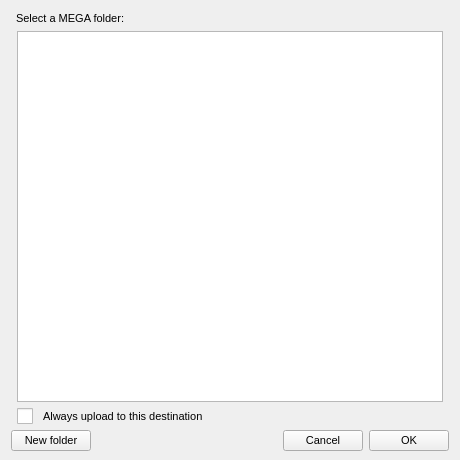
Before: the Qt Designer form src/MEGASync/gui/macx/NodeSelector.ui in meganz/MEGAsync, drawn with Qt 5.
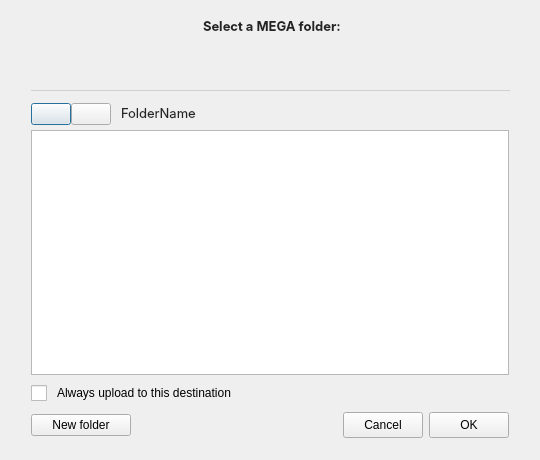
After: the same form once the commit is applied. Icons and pictures are not drawn. Custom widgets are drawn as their Qt base class.

Commit message: SNC-2319. Node Selector dialog revamp with new columns and features.

```diff
--- a/src/MEGASync/gui/macx/NodeSelector.ui
+++ b/src/MEGASync/gui/macx/NodeSelector.ui
@@ -9,20 +9,24 @@
    <rect>
     <x>0</x>
     <y>0</y>
-    <width>460</width>
+    <width>540</width>
     <height>460</height>
    </rect>
   </property>
+  <property name="minimumSize">
+   <size>
+    <width>540</width>
+    <height>460</height>
+   </size>
+  </property>
+  <property name="focusPolicy">
+   <enum>Qt::StrongFocus</enum>
+  </property>
   <property name="windowTitle">
    <string>Folder Selection</string>
   </property>
   <property name="styleSheet">
-   <string notr="true">QWidget
-{
-font-size: 11px;
-}
-
-QCheckBox::indicator {
+   <string notr="true">QCheckBox::indicator {
      width: 16px;
      height: 16px;
  }
@@ -36,74 +40,1040 @@
 height: 16px;
 }
 
-#tMegaFolders
-{
-    margin-left: 6px;
-    margin-right: 6px;
-}
-
 #cbAlwaysUploadToLocation
 {
     spacing: 10px;
-	margin-left: 6px;
 }
-</string>
+
+#lSelectMegaFolder, #lFolderName
+{
+  color: #242424;
+  font-family: &quot;SF Pro Text&quot;;
+  font-size: 13px;
+}
+
+QTabBar::tab 
+{
+min-width: 150px;
+}</string>
   </property>
   <property name="modal">
    <bool>true</bool>
   </property>
-  <layout class="QVBoxLayout" name="verticalLayout">
+  <layout class="QVBoxLayout" name="verticalLayout_2">
+   <property name="spacing">
+    <number>11</number>
+   </property>
+   <property name="leftMargin">
+    <number>0</number>
+   </property>
    <property name="topMargin">
-    <number>12</number>
+    <number>18</number>
+   </property>
+   <property name="rightMargin">
+    <number>0</number>
    </property>
    <property name="bottomMargin">
-    <number>9</number>
+    <number>22</number>
    </property>
    <item>
-    <widget class="QLabel" name="label">
-     <property name="font">
-      <font>
-       <pointsize>-1</pointsize>
-      </font>
+    <widget class="QWidget" name="wHeaderSelector" native="true">
+     <property name="minimumSize">
+      <size>
+       <width>0</width>
+       <height>50</height>
+      </size>
      </property>
-     <property name="focusPolicy">
-      <enum>Qt::StrongFocus</enum>
-     </property>
-     <property name="text">
-      <string>Select a MEGA folder:</string>
-     </property>
-     <property name="margin">
-      <number>0</number>
-     </property>
-     <property name="indent">
-      <number>5</number>
-     </property>
+     <layout class="QVBoxLayout" name="verticalLayout_3">
+      <property name="spacing">
+       <number>17</number>
+      </property>
+      <property name="leftMargin">
+       <number>0</number>
+      </property>
+      <property name="topMargin">
+       <number>0</number>
+      </property>
+      <property name="rightMargin">
+       <number>0</number>
+      </property>
+      <property name="bottomMargin">
+       <number>0</number>
+      </property>
+      <item alignment="Qt::AlignHCenter">
+       <widget class="QLabel" name="lSelectMegaFolder">
+        <property name="font">
+         <font>
+          <family>SF Pro Text</family>
+          <pointsize>-1</pointsize>
+          <weight>75</weight>
+          <bold>true</bold>
+         </font>
+        </property>
+        <property name="focusPolicy">
+         <enum>Qt::StrongFocus</enum>
+        </property>
+        <property name="styleSheet">
+         <string notr="true"/>
+        </property>
+        <property name="text">
+         <string>Select a MEGA folder:</string>
+        </property>
+        <property name="margin">
+         <number>0</number>
+        </property>
+        <property name="indent">
+         <number>5</number>
+        </property>
+       </widget>
+      </item>
+      <item>
+       <layout class="QHBoxLayout" name="horizontalLayout_2">
+        <property name="spacing">
+         <number>0</number>
+        </property>
+        <property name="leftMargin">
+         <number>31</number>
+        </property>
+        <property name="topMargin">
+         <number>0</number>
+        </property>
+        <property name="rightMargin">
+         <number>31</number>
+        </property>
+        <item>
+         <spacer name="horizontalSpacer_2">
+          <property name="orientation">
+           <enum>Qt::Horizontal</enum>
+          </property>
+          <property name="sizeHint" stdset="0">
+           <size>
+            <width>40</width>
+            <height>20</height>
+           </size>
+          </property>
+         </spacer>
+        </item>
+        <item>
+         <widget class="QTabBar" name="tabBar" native="true">
+          <property name="minimumSize">
+           <size>
+            <width>300</width>
+            <height>0</height>
+           </size>
+          </property>
+          <layout class="QHBoxLayout" name="horizontalLayout_4"/>
+         </widget>
+        </item>
+        <item>
+         <spacer name="horizontalSpacer_3">
+          <property name="orientation">
+           <enum>Qt::Horizontal</enum>
+          </property>
+          <property name="sizeHint" stdset="0">
+           <size>
+            <width>40</width>
+            <height>20</height>
+           </size>
+          </property>
+         </spacer>
+        </item>
+       </layout>
+      </item>
+      <item>
+       <widget class="Line" name="separator">
+        <property name="palette">
+         <palette>
+          <active>
+           <colorrole role="WindowText">
+            <brush brushstyle="SolidPattern">
+             <color alpha="255">
+              <red>208</red>
+              <green>208</green>
+              <blue>208</blue>
+             </color>
+            </brush>
+           </colorrole>
+           <colorrole role="Button">
+            <brush brushstyle="SolidPattern">
+             <color alpha="255">
+              <red>64</red>
+              <green>65</green>
+              <blue>66</blue>
+             </color>
+            </brush>
+           </colorrole>
+           <colorrole role="Light">
+            <brush brushstyle="SolidPattern">
+             <color alpha="255">
+              <red>255</red>
+              <green>255</green>
+              <blue>255</blue>
+             </color>
+            </brush>
+           </colorrole>
+           <colorrole role="Midlight">
+            <brush brushstyle="SolidPattern">
+             <color alpha="255">
+              <red>227</red>
+              <green>227</green>
+              <blue>227</blue>
+             </color>
+            </brush>
+           </colorrole>
+           <colorrole role="Dark">
+            <brush brushstyle="SolidPattern">
+             <color alpha="255">
+              <red>64</red>
+              <green>65</green>
+              <blue>66</blue>
+             </color>
+            </brush>
+           </colorrole>
+           <colorrole role="Mid">
+            <brush brushstyle="SolidPattern">
+             <color alpha="255">
+              <red>160</red>
+              <green>160</green>
+              <blue>160</blue>
+             </color>
+            </brush>
+           </colorrole>
+           <colorrole role="Text">
+            <brush brushstyle="SolidPattern">
+             <color alpha="255">
+              <red>208</red>
+              <green>208</green>
+              <blue>208</blue>
+             </color>
+            </brush>
+           </colorrole>
+           <colorrole role="BrightText">
+            <brush brushstyle="SolidPattern">
+             <color alpha="255">
+              <red>255</red>
+              <green>51</green>
+              <blue>51</blue>
+             </color>
+            </brush>
+           </colorrole>
+           <colorrole role="ButtonText">
+            <brush brushstyle="SolidPattern">
+             <color alpha="255">
+              <red>208</red>
+              <green>208</green>
+              <blue>208</blue>
+             </color>
+            </brush>
+           </colorrole>
+           <colorrole role="Base">
+            <brush brushstyle="SolidPattern">
+             <color alpha="255">
+              <red>46</red>
+              <green>47</green>
+              <blue>48</blue>
+             </color>
+            </brush>
+           </colorrole>
+           <colorrole role="Window">
+            <brush brushstyle="SolidPattern">
+             <color alpha="255">
+              <red>250</red>
+              <green>250</green>
+              <blue>250</blue>
+             </color>
+            </brush>
+           </colorrole>
+           <colorrole role="Shadow">
+            <brush brushstyle="SolidPattern">
+             <color alpha="255">
+              <red>105</red>
+              <green>105</green>
+              <blue>105</blue>
+             </color>
+            </brush>
+           </colorrole>
+           <colorrole role="Highlight">
+            <brush brushstyle="SolidPattern">
+             <color alpha="255">
+              <red>29</red>
+              <green>84</green>
+              <blue>92</blue>
+             </color>
+            </brush>
+           </colorrole>
+           <colorrole role="HighlightedText">
+            <brush brushstyle="SolidPattern">
+             <color alpha="255">
+              <red>240</red>
+              <green>240</green>
+              <blue>240</blue>
+             </color>
+            </brush>
+           </colorrole>
+           <colorrole role="Link">
+            <brush brushstyle="SolidPattern">
+             <color alpha="255">
+              <red>0</red>
+              <green>122</green>
+              <blue>244</blue>
+             </color>
+            </brush>
+           </colorrole>
+           <colorrole role="LinkVisited">
+            <brush brushstyle="SolidPattern">
+             <color alpha="255">
+              <red>165</red>
+              <green>122</green>
+              <blue>255</blue>
+             </color>
+            </brush>
+           </colorrole>
+           <colorrole role="AlternateBase">
+            <brush brushstyle="SolidPattern">
+             <color alpha="255">
+              <red>53</red>
+              <green>54</green>
+              <blue>55</blue>
+             </color>
+            </brush>
+           </colorrole>
+           <colorrole role="NoRole">
+            <brush brushstyle="SolidPattern">
+             <color alpha="255">
+              <red>0</red>
+              <green>0</green>
+              <blue>0</blue>
+             </color>
+            </brush>
+           </colorrole>
+           <colorrole role="ToolTipBase">
+            <brush brushstyle="SolidPattern">
+             <color alpha="255">
+              <red>64</red>
+              <green>65</green>
+              <blue>66</blue>
+             </color>
+            </brush>
+           </colorrole>
+           <colorrole role="ToolTipText">
+            <brush brushstyle="SolidPattern">
+             <color alpha="255">
+              <red>208</red>
+              <green>208</green>
+              <blue>208</blue>
+             </color>
+            </brush>
+           </colorrole>
+           <colorrole role="PlaceholderText">
+            <brush brushstyle="SolidPattern">
+             <color alpha="255">
+              <red>127</red>
+              <green>127</green>
+              <blue>128</blue>
+             </color>
+            </brush>
+           </colorrole>
+          </active>
+          <inactive>
+           <colorrole role="WindowText">
+            <brush brushstyle="SolidPattern">
+             <color alpha="255">
+              <red>208</red>
+              <green>208</green>
+              <blue>208</blue>
+             </color>
+            </brush>
+           </colorrole>
+           <colorrole role="Button">
+            <brush brushstyle="SolidPattern">
+             <color alpha="255">
+              <red>64</red>
+              <green>65</green>
+              <blue>66</blue>
+             </color>
+            </brush>
+           </colorrole>
+           <colorrole role="Light">
+            <brush brushstyle="SolidPattern">
+             <color alpha="255">
+              <red>255</red>
+              <green>255</green>
+              <blue>255</blue>
+             </color>
+            </brush>
+           </colorrole>
+           <colorrole role="Midlight">
+            <brush brushstyle="SolidPattern">
+             <color alpha="255">
+              <red>227</red>
+              <green>227</green>
+              <blue>227</blue>
+             </color>
+            </brush>
+           </colorrole>
+           <colorrole role="Dark">
+            <brush brushstyle="SolidPattern">
+             <color alpha="255">
+              <red>64</red>
+              <green>65</green>
+              <blue>66</blue>
+             </color>
+            </brush>
+           </colorrole>
+           <colorrole role="Mid">
+            <brush brushstyle="SolidPattern">
+             <color alpha="255">
+              <red>160</red>
+              <green>160</green>
+              <blue>160</blue>
+             </color>
+            </brush>
+           </colorrole>
+           <colorrole role="Text">
+            <brush brushstyle="SolidPattern">
+             <color alpha="255">
+              <red>208</red>
+              <green>208</green>
+              <blue>208</blue>
+             </color>
+            </brush>
+           </colorrole>
+           <colorrole role="BrightText">
+            <brush brushstyle="SolidPattern">
+             <color alpha="255">
+              <red>255</red>
+              <green>51</green>
+              <blue>51</blue>
+             </color>
+            </brush>
+           </colorrole>
+           <colorrole role="ButtonText">
+            <brush brushstyle="SolidPattern">
+             <color alpha="255">
+              <red>208</red>
+              <green>208</green>
+              <blue>208</blue>
+             </color>
+            </brush>
+           </colorrole>
+           <colorrole role="Base">
+            <brush brushstyle="SolidPattern">
+             <color alpha="255">
+              <red>46</red>
+              <green>47</green>
+              <blue>48</blue>
+             </color>
+            </brush>
+           </colorrole>
+           <colorrole role="Window">
+            <brush brushstyle="SolidPattern">
+             <color alpha="255">
+              <red>46</red>
+              <green>47</green>
+              <blue>48</blue>
+             </color>
+            </brush>
+           </colorrole>
+           <colorrole role="Shadow">
+            <brush brushstyle="SolidPattern">
+             <color alpha="255">
+              <red>105</red>
+              <green>105</green>
+              <blue>105</blue>
+             </color>
+            </brush>
+           </colorrole>
+           <colorrole role="Highlight">
+            <brush brushstyle="SolidPattern">
+             <color alpha="255">
+              <red>29</red>
+              <green>84</green>
+              <blue>92</blue>
+             </color>
+            </brush>
+           </colorrole>
+           <colorrole role="HighlightedText">
+            <brush brushstyle="SolidPattern">
+             <color alpha="255">
+              <red>240</red>
+              <green>240</green>
+              <blue>240</blue>
+             </color>
+            </brush>
+           </colorrole>
+           <colorrole role="Link">
+            <brush brushstyle="SolidPattern">
+             <color alpha="255">
+              <red>0</red>
+              <green>122</green>
+              <blue>244</blue>
+             </color>
+            </brush>
+           </colorrole>
+           <colorrole role="LinkVisited">
+            <brush brushstyle="SolidPattern">
+             <color alpha="255">
+              <red>165</red>
+              <green>122</green>
+              <blue>255</blue>
+             </color>
+            </brush>
+           </colorrole>
+           <colorrole role="AlternateBase">
+            <brush brushstyle="SolidPattern">
+             <color alpha="255">
+              <red>53</red>
+              <green>54</green>
+              <blue>55</blue>
+             </color>
+            </brush>
+           </colorrole>
+           <colorrole role="NoRole">
+            <brush brushstyle="NoBrush">
+             <color alpha="255">
+              <red>0</red>
+              <green>0</green>
+              <blue>0</blue>
+             </color>
+            </brush>
+           </colorrole>
+           <colorrole role="ToolTipBase">
+            <brush brushstyle="SolidPattern">
+             <color alpha="255">
+              <red>64</red>
+              <green>65</green>
+              <blue>66</blue>
+             </color>
+            </brush>
+           </colorrole>
+           <colorrole role="ToolTipText">
+            <brush brushstyle="SolidPattern">
+             <color alpha="255">
+              <red>208</red>
+              <green>208</green>
+              <blue>208</blue>
+             </color>
+            </brush>
+           </colorrole>
+           <colorrole role="PlaceholderText">
+            <brush brushstyle="SolidPattern">
+             <color alpha="255">
+              <red>127</red>
+              <green>127</green>
+              <blue>128</blue>
+             </color>
+            </brush>
+           </colorrole>
+          </inactive>
+          <disabled>
+           <colorrole role="WindowText">
+            <brush brushstyle="SolidPattern">
+             <color alpha="96">
+              <red>164</red>
+              <green>166</green>
+              <blue>168</blue>
+             </color>
+            </brush>
+           </colorrole>
+           <colorrole role="Button">
+            <brush brushstyle="SolidPattern">
+             <color alpha="255">
+              <red>64</red>
+              <green>65</green>
+              <blue>66</blue>
+             </color>
+            </brush>
+           </colorrole>
+           <colorrole role="Light">
+            <brush brushstyle="SolidPattern">
+             <color alpha="255">
+              <red>255</red>
+              <green>255</green>
+              <blue>255</blue>
+             </color>
+            </brush>
+           </colorrole>
+           <colorrole role="Midlight">
+            <brush brushstyle="SolidPattern">
+             <color alpha="255">
+              <red>247</red>
+              <green>247</green>
+              <blue>247</blue>
+             </color>
+            </brush>
+           </colorrole>
+           <colorrole role="Dark">
+            <brush brushstyle="SolidPattern">
+             <color alpha="255">
+              <red>64</red>
+              <green>65</green>
+              <blue>66</blue>
+             </color>
+            </brush>
+           </colorrole>
+           <colorrole role="Mid">
+            <brush brushstyle="SolidPattern">
+             <color alpha="255">
+              <red>160</red>
+              <green>160</green>
+              <blue>160</blue>
+             </color>
+            </brush>
+           </colorrole>
+           <colorrole role="Text">
+            <brush brushstyle="SolidPattern">
+             <color alpha="96">
+              <red>164</red>
+              <green>166</green>
+              <blue>168</blue>
+             </color>
+            </brush>
+           </colorrole>
+           <colorrole role="BrightText">
+            <brush brushstyle="SolidPattern">
+             <color alpha="255">
+              <red>255</red>
+              <green>51</green>
+              <blue>51</blue>
+             </color>
+            </brush>
+           </colorrole>
+           <colorrole role="ButtonText">
+            <brush brushstyle="SolidPattern">
+             <color alpha="96">
+              <red>164</red>
+              <green>166</green>
+              <blue>168</blue>
+             </color>
+            </brush>
+           </colorrole>
+           <colorrole role="Base">
+            <brush brushstyle="SolidPattern">
+             <color alpha="255">
+              <red>250</red>
+              <green>250</green>
+              <blue>250</blue>
+             </color>
+            </brush>
+           </colorrole>
+           <colorrole role="Window">
+            <brush brushstyle="SolidPattern">
+             <color alpha="255">
+              <red>250</red>
+              <green>250</green>
+              <blue>250</blue>
+             </color>
+            </brush>
+           </colorrole>
+           <colorrole role="Shadow">
+            <brush brushstyle="SolidPattern">
+             <color alpha="255">
+              <red>0</red>
+              <green>0</green>
+              <blue>0</blue>
+             </color>
+            </brush>
+           </colorrole>
+           <colorrole role="Highlight">
+            <brush brushstyle="SolidPattern">
+             <color alpha="255">
+              <red>29</red>
+              <green>84</green>
+              <blue>92</blue>
+             </color>
+            </brush>
+           </colorrole>
+           <colorrole role="HighlightedText">
+            <brush brushstyle="SolidPattern">
+             <color alpha="255">
+              <red>240</red>
+              <green>240</green>
+              <blue>240</blue>
+             </color>
+            </brush>
+           </colorrole>
+           <colorrole role="Link">
+            <brush brushstyle="SolidPattern">
+             <color alpha="255">
+              <red>0</red>
+              <green>122</green>
+              <blue>244</blue>
+             </color>
+            </brush>
+           </colorrole>
+           <colorrole role="LinkVisited">
+            <brush brushstyle="SolidPattern">
+             <color alpha="255">
+              <red>165</red>
+              <green>122</green>
+              <blue>255</blue>
+             </color>
+            </brush>
+           </colorrole>
+           <colorrole role="AlternateBase">
+            <brush brushstyle="SolidPattern">
+             <color alpha="255">
+              <red>53</red>
+              <green>54</green>
+              <blue>55</blue>
+             </color>
+            </brush>
+           </colorrole>
+           <colorrole role="NoRole">
+            <brush brushstyle="NoBrush">
+             <color alpha="255">
+              <red>0</red>
+              <green>0</green>
+              <blue>0</blue>
+             </color>
+            </brush>
+           </colorrole>
+           <colorrole role="ToolTipBase">
+            <brush brushstyle="SolidPattern">
+             <color alpha="255">
+              <red>64</red>
+              <green>65</green>
+              <blue>66</blue>
+             </color>
+            </brush>
+           </colorrole>
+           <colorrole role="ToolTipText">
+            <brush brushstyle="SolidPattern">
+             <color alpha="255">
+              <red>208</red>
+              <green>208</green>
+              <blue>208</blue>
+             </color>
+            </brush>
+           </colorrole>
+           <colorrole role="PlaceholderText">
+            <brush brushstyle="SolidPattern">
+             <color alpha="255">
+              <red>127</red>
+              <green>127</green>
+              <blue>128</blue>
+             </color>
+            </brush>
+           </colorrole>
+          </disabled>
+         </palette>
+        </property>
+        <property name="font">
+         <font>
+          <kerning>false</kerning>
+         </font>
+        </property>
+        <property name="styleSheet">
+         <string notr="true">#separator
+{
+margin-left: 31px;
+margin-right: 31px;
+}</string>
+        </property>
+        <property name="frameShadow">
+         <enum>QFrame::Plain</enum>
+        </property>
+        <property name="orientation">
+         <enum>Qt::Horizontal</enum>
+        </property>
+       </widget>
+      </item>
+     </layout>
     </widget>
    </item>
    <item>
-    <widget class="QTreeView" name="tMegaFolders">
-     <property name="focusPolicy">
-      <enum>Qt::TabFocus</enum>
+    <widget class="QWidget" name="wTreeView" native="true">
+     <property name="minimumSize">
+      <size>
+       <width>0</width>
+       <height>50</height>
+      </size>
      </property>
-     <property name="autoExpandDelay">
-      <number>-1</number>
-     </property>
-     <property name="animated">
-      <bool>true</bool>
-     </property>
-     <attribute name="headerDefaultSectionSize">
-      <number>0</number>
-     </attribute>
-    </widget>
-   </item>
-   <item>
-    <widget class="QCheckBox" name="cbAlwaysUploadToLocation">
-     <property name="text">
-      <string>Always upload to this destination</string>
-     </property>
-     <property name="checked">
-      <bool>false</bool>
-     </property>
+     <layout class="QVBoxLayout" name="verticalLayout_4">
+      <property name="spacing">
+       <number>5</number>
+      </property>
+      <property name="leftMargin">
+       <number>0</number>
+      </property>
+      <property name="topMargin">
+       <number>0</number>
+      </property>
+      <property name="rightMargin">
+       <number>0</number>
+      </property>
+      <property name="bottomMargin">
+       <number>0</number>
+      </property>
+      <item>
+       <layout class="QHBoxLayout" name="horizontalLayout_3">
+        <property name="spacing">
+         <number>0</number>
+        </property>
+        <property name="leftMargin">
+         <number>31</number>
+        </property>
+        <property name="topMargin">
+         <number>0</number>
+        </property>
+        <property name="rightMargin">
+         <number>31</number>
+        </property>
+        <item alignment="Qt::AlignVCenter">
+         <widget class="QPushButton" name="bBack">
+          <property name="sizePolicy">
+           <sizepolicy hsizetype="Preferred" vsizetype="Preferred">
+            <horstretch>0</horstretch>
+            <verstretch>0</verstretch>
+           </sizepolicy>
+          </property>
+          <property name="minimumSize">
+           <size>
+            <width>0</width>
+            <height>0</height>
+           </size>
+          </property>
+          <property name="maximumSize">
+           <size>
+            <width>40</width>
+            <height>16777215</height>
+           </size>
+          </property>
+          <property name="text">
+           <string/>
+          </property>
+          <property name="icon">
+           <iconset resource="../Resources_macx.qrc">
+            <normaloff>:/images/node_selector/arrow-left-ico.png</normaloff>
+            <disabledoff>:/images/node_selector/arrow-left-disabled-ico.png</disabledoff>:/images/node_selector/arrow-left-ico.png</iconset>
+          </property>
+          <property name="iconSize">
+           <size>
+            <width>16</width>
+            <height>16</height>
+           </size>
+          </property>
+         </widget>
+        </item>
+        <item>
+         <widget class="QPushButton" name="bForward">
+          <property name="sizePolicy">
+           <sizepolicy hsizetype="Preferred" vsizetype="Preferred">
+            <horstretch>0</horstretch>
+            <verstretch>0</verstretch>
+           </sizepolicy>
+          </property>
+          <property name="minimumSize">
+           <size>
+            <width>0</width>
+            <height>0</height>
+           </size>
+          </property>
+          <property name="maximumSize">
+           <size>
+            <width>40</width>
+            <height>16777215</height>
+           </size>
+          </property>
+          <property name="text">
+           <string/>
+          </property>
+          <property name="icon">
+           <iconset resource="../Resources_macx.qrc">
+            <normaloff>:/images/node_selector/arrow-right-ico.png</normaloff>
+            <disabledoff>:/images/node_selector/arrow-right-disabled-ico.png</disabledoff>:/images/node_selector/arrow-right-ico.png</iconset>
+          </property>
+          <property name="iconSize">
+           <size>
+            <width>16</width>
+            <height>16</height>
+           </size>
+          </property>
+         </widget>
+        </item>
+        <item>
+         <spacer name="horizontalSpacer_5">
+          <property name="orientation">
+           <enum>Qt::Horizontal</enum>
+          </property>
+          <property name="sizeType">
+           <enum>QSizePolicy::Fixed</enum>
+          </property>
+          <property name="sizeHint" stdset="0">
+           <size>
+            <width>10</width>
+            <height>20</height>
+           </size>
+          </property>
+         </spacer>
+        </item>
+        <item alignment="Qt::AlignHCenter|Qt::AlignVCenter">
+         <widget class="QLabel" name="lFolderName">
+          <property name="font">
+           <font>
+            <family>SF Pro Text</family>
+            <pointsize>-1</pointsize>
+            <weight>50</weight>
+            <bold>false</bold>
+           </font>
+          </property>
+          <property name="text">
+            <string notr="true">FolderName</string>
+          </property>
+         </widget>
+        </item>
+        <item>
+         <spacer name="horizontalSpacer_6">
+          <property name="orientation">
+           <enum>Qt::Horizontal</enum>
+          </property>
+          <property name="sizeType">
+           <enum>QSizePolicy::Fixed</enum>
+          </property>
+          <property name="sizeHint" stdset="0">
+           <size>
+            <width>7</width>
+            <height>20</height>
+           </size>
+          </property>
+         </spacer>
+        </item>
+        <item alignment="Qt::AlignHCenter|Qt::AlignVCenter">
+         <widget class="QLabel" name="lIcon">
+          <property name="text">
+           <string/>
+          </property>
+          <property name="alignment">
+           <set>Qt::AlignCenter</set>
+          </property>
+          <property name="margin">
+           <number>0</number>
+          </property>
+          <property name="indent">
+           <number>-1</number>
+          </property>
+         </widget>
+        </item>
+        <item>
+         <spacer name="horizontalSpacer_4">
+          <property name="orientation">
+           <enum>Qt::Horizontal</enum>
+          </property>
+          <property name="sizeHint" stdset="0">
+           <size>
+            <width>40</width>
+            <height>20</height>
+           </size>
+          </property>
+         </spacer>
+        </item>
+       </layout>
+      </item>
+      <item>
+       <layout class="QVBoxLayout" name="verticalLayout">
+        <property name="spacing">
+         <number>10</number>
+        </property>
+        <property name="leftMargin">
+         <number>31</number>
+        </property>
+        <property name="rightMargin">
+         <number>31</number>
+        </property>
+        <item>
+         <widget class="MegaItemTreeView" name="tMegaFolders">
+          <property name="font">
+           <font>
+            <pointsize>-1</pointsize>
+           </font>
+          </property>
+          <property name="focusPolicy">
+           <enum>Qt::StrongFocus</enum>
+          </property>
+          <property name="styleSheet">
+           <string notr="true">QTreeView {
+    show-decoration-selected: 1;
+	selection-background-color: #3393df;
+	 font-size: 14px;
+ 	qproperty-indentation: 18; 
+	outline:none;
+}
+
+
+QTreeView::branch:selected:closed:has-children:adjoins-item {
+    border-image: none;
+	image:url(://images/node_selector/Icon-Small-Arrow-Left-hover.png) ;
+}
+
+QTreeView::branch:selected:open:has-children:adjoins-item {
+    border-image: none;
+    image: url(://images/node_selector/Icon-Small-Arrow-Down-hover.png) ;
+}
+
+QTreeView::branch:!selected:closed:has-children:adjoins-item {
+    border-image: none;
+    image: url(://images/node_selector/Icon-Small-Arrow-Left.png) ;
+}
+
+QTreeView::branch:!selected:open:has-children:adjoins-item {
+    border-image: none;
+    image: url(://images/node_selector/Icon-Small-Arrow-Down.png) ;
+}
+
+
+
+
+</string>
+          </property>
+          <property name="alternatingRowColors">
+           <bool>true</bool>
+          </property>
+          <property name="selectionMode">
+           <enum>QAbstractItemView::SingleSelection</enum>
+          </property>
+          <property name="iconSize">
+           <size>
+            <width>24</width>
+            <height>24</height>
+           </size>
+          </property>
+          <property name="autoExpandDelay">
+           <number>-1</number>
+          </property>
+          <property name="indentation">
+           <number>18</number>
+          </property>
+          <property name="animated">
+           <bool>true</bool>
+          </property>
+          <property name="expandsOnDoubleClick">
+           <bool>false</bool>
+          </property>
+          <attribute name="headerMinimumSectionSize">
+           <number>30</number>
+          </attribute>
+          <attribute name="headerDefaultSectionSize">
+           <number>30</number>
+          </attribute>
+         </widget>
+        </item>
+        <item>
+         <widget class="QCheckBox" name="cbAlwaysUploadToLocation">
+          <property name="sizePolicy">
+           <sizepolicy hsizetype="Preferred" vsizetype="Preferred">
+            <horstretch>0</horstretch>
+            <verstretch>0</verstretch>
+           </sizepolicy>
+          </property>
+          <property name="text">
+           <string>Always upload to this destination</string>
+          </property>
+         </widget>
+        </item>
+       </layout>
+      </item>
+     </layout>
     </widget>
    </item>
    <item>
@@ -111,30 +1081,36 @@
      <property name="maximumSize">
       <size>
        <width>16777215</width>
-       <height>16777215</height>
+       <height>26</height>
       </size>
      </property>
      <layout class="QHBoxLayout" name="horizontalLayout">
+      <property name="spacing">
+       <number>6</number>
+      </property>
       <property name="leftMargin">
-       <number>0</number>
+       <number>31</number>
       </property>
       <property name="topMargin">
        <number>0</number>
       </property>
       <property name="rightMargin">
-       <number>0</number>
+       <number>31</number>
       </property>
       <property name="bottomMargin">
        <number>0</number>
       </property>
       <item>
        <widget class="QPushButton" name="bNewFolder">
+        <property name="minimumSize">
+         <size>
+          <width>100</width>
+          <height>0</height>
+         </size>
+        </property>
         <property name="text">
          <string>New folder</string>
         </property>
-        <property name="autoDefault">
-         <bool>false</bool>
-        </property>
        </widget>
       </item>
       <item>
@@ -152,34 +1128,28 @@
       </item>
       <item>
        <widget class="QPushButton" name="bCancel">
-        <property name="styleSheet">
-         <string notr="true"/>
+        <property name="minimumSize">
+         <size>
+          <width>0</width>
+          <height>26</height>
+         </size>
         </property>
         <property name="text">
          <string>Cancel</string>
         </property>
-        <property name="autoDefault">
-         <bool>false</bool>
-        </property>
        </widget>
       </item>
       <item>
        <widget class="QPushButton" name="bOk">
-        <property name="focusPolicy">
-         <enum>Qt::TabFocus</enum>
-        </property>
-        <property name="styleSheet">
-         <string notr="true"/>
+        <property name="minimumSize">
+         <size>
+          <width>0</width>
+          <height>26</height>
+         </size>
         </property>
         <property name="text">
          <string>OK</string>
         </property>
-        <property name="autoDefault">
-         <bool>false</bool>
-        </property>
-        <property name="default">
-         <bool>false</bool>
-        </property>
        </widget>
       </item>
      </layout>
@@ -187,23 +1157,20 @@
    </item>
   </layout>
  </widget>
- <resources/>
- <connections>
-  <connection>
-   <sender>bCancel</sender>
-   <signal>clicked()</signal>
-   <receiver>NodeSelector</receiver>
-   <slot>reject()</slot>
-   <hints>
-    <hint type="sourcelabel">
-     <x>353</x>
-     <y>279</y>
-    </hint>
-    <hint type="destinationlabel">
-     <x>199</x>
-     <y>149</y>
-    </hint>
-   </hints>
-  </connection>
- </connections>
+ <customwidgets>
+  <customwidget>
+   <class>MegaItemTreeView</class>
+   <extends>QTreeView</extends>
+   <header>MegaItemTreeView.h</header>
+  </customwidget>
+  <customwidget>
+   <class>QTabBar</class>
+   <extends>QWidget</extends>
+   <header>qtabbar.h</header>
+  </customwidget>
+ </customwidgets>
+ <resources>
+  <include location="../Resources_macx.qrc"/>
+ </resources>
+ <connections/>
 </ui>
```
The commit also changes 111 other files.
